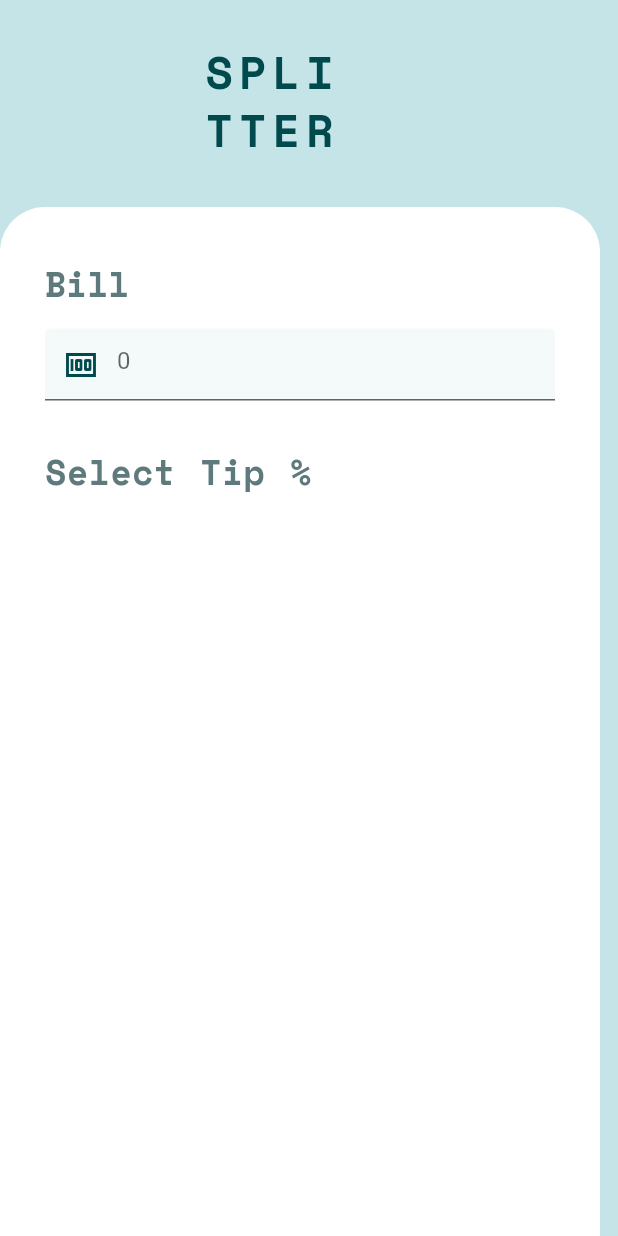
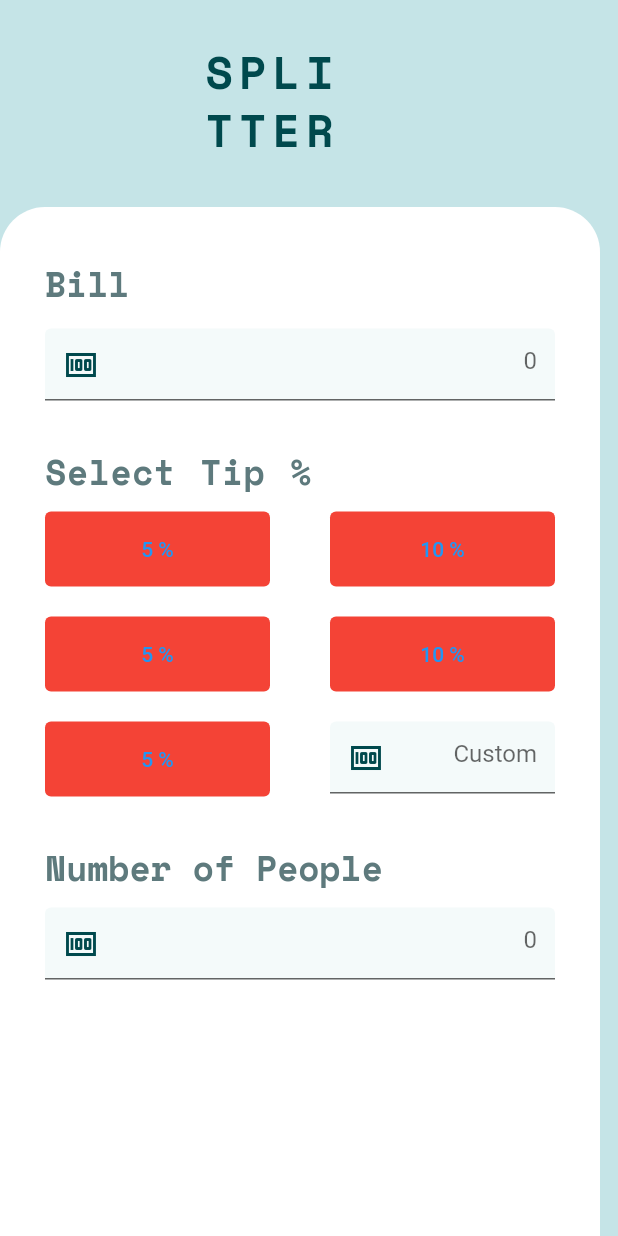
Before and after one commit to naziiriah/tip-calculator-app, a Flutter app: the screen it shows after launch, on a phone screen of 412 x 824 dp. Run offline on Flutter 3.47's test engine with Material 2 defaults, Android fonts, the phone set to English and light mode, and no system bars.

Commit message:
buttons applied

```diff
--- a/lib/views/homePage.dart
+++ b/lib/views/homePage.dart
@@ -11,6 +11,8 @@ class HomePage extends StatefulWidget {
 
 class _HomePageState extends State<HomePage> {
   int tipPercent = 0;
+  int bill = 0;
+
   @override
   Widget build(BuildContext context) {
     return Scaffold(
@@ -62,12 +64,19 @@ class _HomePageState extends State<HomePage> {
                   TextField(
                     keyboardType: TextInputType.number,
                     decoration: InputDecoration(
-                      filled: true,
-                      fillColor: Color.fromRGBO(244, 250, 250, 1),
-                      prefixIcon: Icon(Icons.money),
-                      prefixIconColor: Color.fromRGBO(0, 73, 77, 1),
-                      hintText: '0',
-                    ),
+                        filled: true,
+                        fillColor: Color.fromRGBO(244, 250, 250, 1),
+                        prefixIcon: Icon(Icons.money),
+                        prefixIconColor: Color.fromRGBO(0, 73, 77, 1),
+                        hintText: '0',
+                        hintTextDirection: TextDirection.rtl),
+                    textDirection: TextDirection.rtl,
+                    onChanged: (value) {
+                      setState(() {
+                        bill = int.parse(value);
+                      });
+                      print(bill);
+                    },
                   ),
                   SizedBox(
                     height: 30,
@@ -83,6 +92,135 @@ class _HomePageState extends State<HomePage> {
                       letterSpacing: 0.4,
                     ),
                   ),
+                  SizedBox(
+                    height: 10,
+                  ),
+                  Row(
+                    mainAxisAlignment: MainAxisAlignment.spaceBetween,
+                    children: [
+                      SizedBox(
+                        height: 50,
+                        width: 150,
+                        child: TextButton(
+                            onPressed: () {
+                              setState(() {
+                                tipPercent = 5;
+                              });
+                            },
+                            style: TextButton.styleFrom(
+                              backgroundColor: Colors.red,
+                            ),
+                            child: Text("5 %")),
+                      ),
+                      SizedBox(
+                        height: 50,
+                        width: 150,
+                        child: TextButton(
+                            onPressed: () {
+                              setState(() {
+                                tipPercent = 10;
+                              });
+                            },
+                            style: TextButton.styleFrom(
+                              backgroundColor: Colors.red,
+                            ),
+                            child: Text("10 %")),
+                      ),
+                    ],
+                  ),
+                  SizedBox(height: 20),
+                  Row(
+                    mainAxisAlignment: MainAxisAlignment.spaceBetween,
+                    children: [
+                      SizedBox(
+                        height: 50,
+                        width: 150,
+                        child: TextButton(
+                            onPressed: () {
+                              setState(() {
+                                tipPercent = 5;
+                              });
+                            },
+                            style: TextButton.styleFrom(
+                              backgroundColor: Colors.red,
+                            ),
+                            child: Text("5 %")),
+                      ),
+                      SizedBox(
+                        height: 50,
+                        width: 150,
+                        child: TextButton(
+                            onPressed: () {
+                              setState(() {
+                                tipPercent = 10;
+                              });
+                            },
+                            style: TextButton.styleFrom(
+                              backgroundColor: Colors.red,
+                            ),
+                            child: Text("10 %")),
+                      ),
+                    ],
+                  ),
+                  SizedBox(height: 20),
+                  Row(
+                    mainAxisAlignment: MainAxisAlignment.spaceBetween,
+                    children: [
+                      SizedBox(
+                        height: 50,
+                        width: 150,
+                        child: TextButton(
+                            onPressed: () {
+                              setState(() {
+                                tipPercent = 5;
+                              });
+                            },
+                            style: TextButton.styleFrom(
+                              backgroundColor: Colors.red,
+                            ),
+                            child: Text("5 %")),
+                      ),
+                      SizedBox(
+                        height: 50,
+                        width: 150,
+                        child: TextField(
+                          keyboardType: TextInputType.number,
+                          decoration: InputDecoration(
+                              filled: true,
+                              fillColor: Color.fromRGBO(244, 250, 250, 1),
+                              prefixIcon: Icon(Icons.money),
+                              prefixIconColor: Color.fromRGBO(0, 73, 77, 1),
+                              hintText: 'Custom',
+                              hintTextDirection: TextDirection.rtl),
+                          textDirection: TextDirection.rtl,
+                        ),
+                      ),
+                    ],
+                  ),
+                  SizedBox(height: 30),
+                  Text(
+                    "Number of People",
+                    style: TextStyle(
+                      fontSize: 23,
+                      fontWeight: FontWeight.w600,
+                      color: Color.fromRGBO(94, 122, 125, 1),
+                      fontFamily: "Space Mono",
+                    ),
+                  ),
+                  SizedBox(
+                    height: 10,
+                  ),
+                  TextField(
+                    keyboardType: TextInputType.number,
+                    decoration: InputDecoration(
+                        filled: true,
+                        fillColor: Color.fromRGBO(244, 250, 250, 1),
+                        prefixIcon: Icon(Icons.money),
+                        prefixIconColor: Color.fromRGBO(0, 73, 77, 1),
+                        hintText: '0',
+                        hintTextDirection: TextDirection.rtl),
+                    textDirection: TextDirection.rtl,
+                  ),
                 ],
               ),
             ),
```
